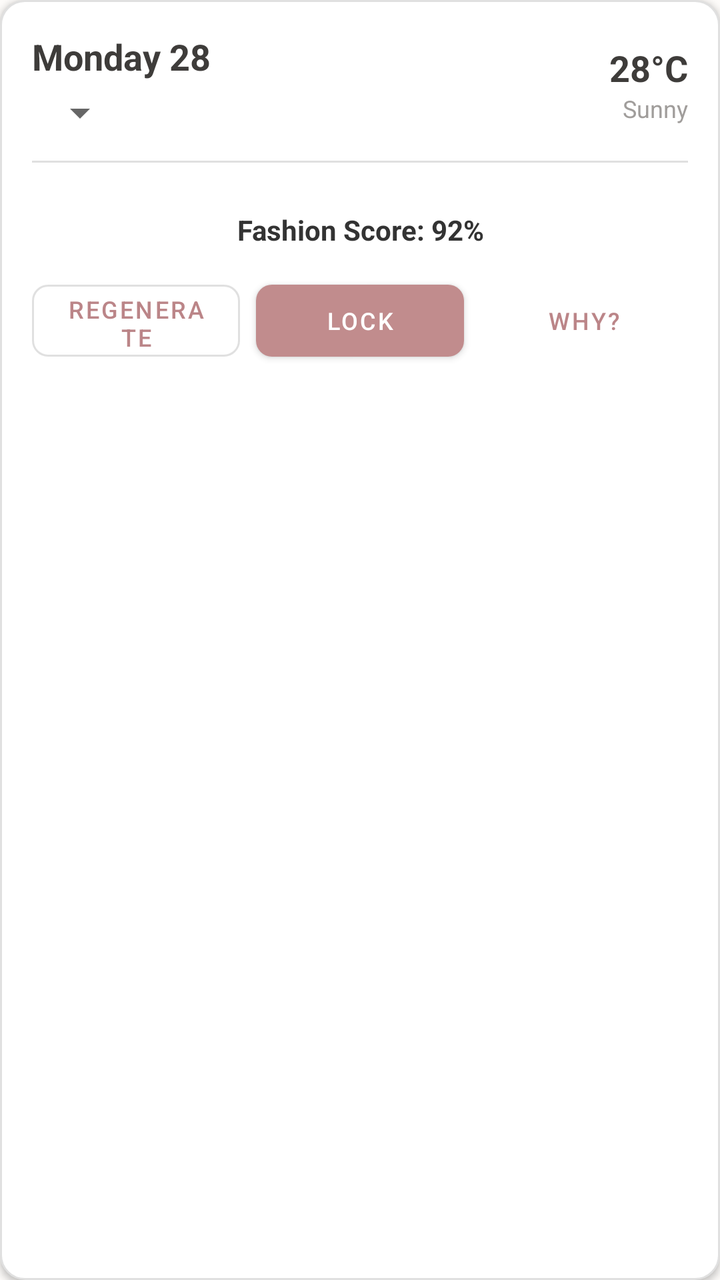
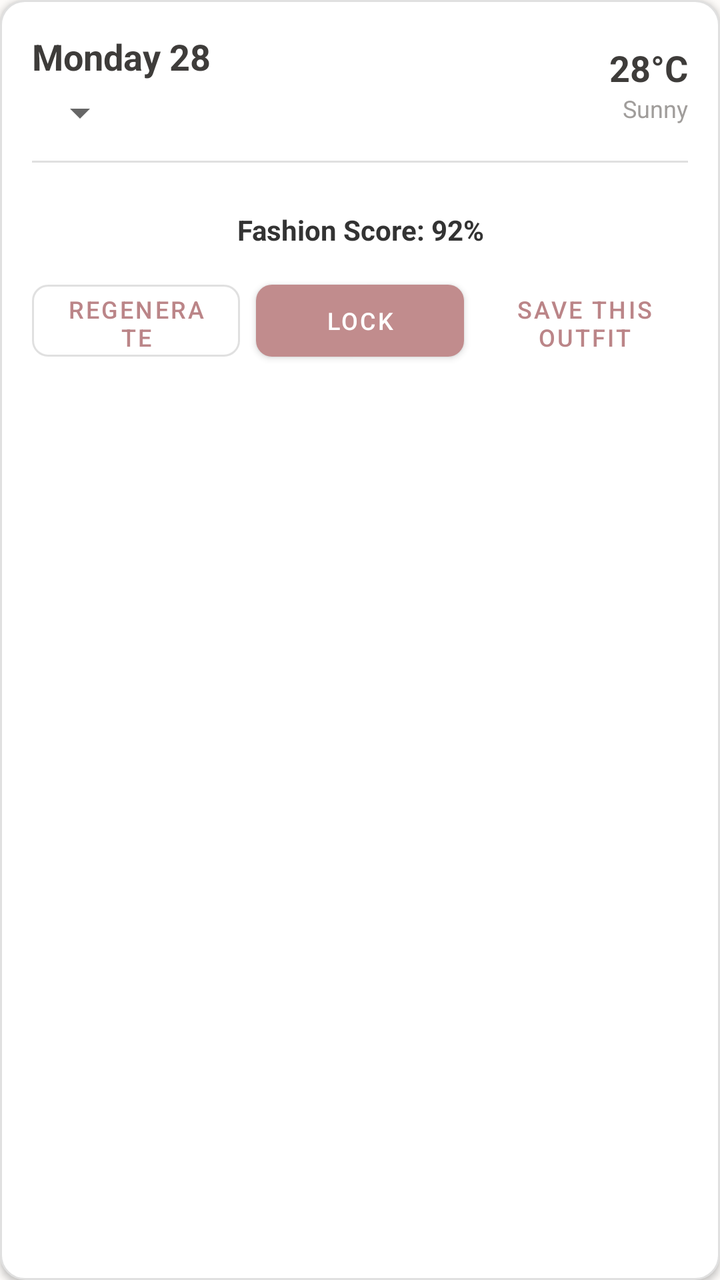

Before-and-after screenshots of an Android layout around one commit, followed by the original layout XML and the change that was made.
<!-- AndroidManifest.xml: application theme Theme.OutfitStudio -->
<!-- res/layout/planner_day_card.xml -->
<?xml version="1.0" encoding="utf-8"?>
<LinearLayout xmlns:android="http://schemas.android.com/apk/res/android"
    xmlns:app="http://schemas.android.com/apk/res-auto"
    android:layout_width="match_parent"
    android:layout_height="wrap_content"
    android:orientation="vertical"
    android:layout_marginHorizontal="16dp"
    android:layout_marginTop="8dp"
    android:layout_marginBottom="16dp"
    android:background="@drawable/rounded_card_bg"
    android:padding="16dp"
    android:elevation="2dp">

    
    <LinearLayout
        android:layout_width="match_parent"
        android:layout_height="wrap_content"
        android:orientation="horizontal"
        android:gravity="center_vertical">
        
        <LinearLayout
            android:layout_width="0dp"
            android:layout_height="wrap_content"
            android:layout_weight="1"
            android:orientation="vertical">
            <TextView
                android:id="@+id/tvDate"
                android:layout_width="wrap_content"
                android:layout_height="wrap_content"
                android:text="Monday 28"
                android:textSize="18sp"
                android:textStyle="bold"
                android:textColor="@color/on_background" />
            <Spinner
                android:id="@+id/spinnerOccasion"
                android:layout_width="wrap_content"
                android:layout_height="wrap_content"
                android:layout_marginTop="4dp" />
        </LinearLayout>
        
        
        <LinearLayout
            android:layout_width="wrap_content"
            android:layout_height="wrap_content"
            android:orientation="vertical"
            android:gravity="end">
            <TextView
                android:id="@+id/tvWeatherTemp"
                android:layout_width="wrap_content"
                android:layout_height="wrap_content"
                android:text="28°C"
                android:textSize="18sp"
                android:textStyle="bold"
                android:textColor="@color/on_background" />
            <TextView
                android:id="@+id/tvWeatherCond"
                android:layout_width="wrap_content"
                android:layout_height="wrap_content"
                android:text="Sunny"
                android:textSize="12sp"
                android:textColor="@color/text_hint" />
        </LinearLayout>
    </LinearLayout>

    <View
        android:layout_width="match_parent"
        android:layout_height="1dp"
        android:background="#E0E0E0"
        android:layout_marginVertical="12dp" />

    
    <TextView
        android:id="@+id/tvEmptyState"
        android:layout_width="match_parent"
        android:layout_height="wrap_content"
        android:text="No suitable outfit found."
        android:textAlignment="center"
        android:textColor="@color/error"
        android:padding="16dp"
        android:visibility="gone" />

    
    <LinearLayout
        android:id="@+id/llOutfitContainer"
        android:layout_width="match_parent"
        android:layout_height="wrap_content"
        android:orientation="horizontal"
        android:gravity="center"
        android:layout_marginBottom="12dp">
        
        <ImageView
            android:id="@+id/ivTop"
            android:layout_width="70dp"
            android:layout_height="70dp"
            android:layout_margin="4dp"
            android:scaleType="centerCrop"
            android:background="#F5F5F5"
            android:visibility="gone"/>
            
        <ImageView
            android:id="@+id/ivOuterwear"
            android:layout_width="70dp"
            android:layout_height="70dp"
            android:layout_margin="4dp"
            android:scaleType="centerCrop"
            android:background="#F5F5F5"
            android:visibility="gone"/>
            
        <ImageView
            android:id="@+id/ivBottom"
            android:layout_width="70dp"
            android:layout_height="70dp"
            android:layout_margin="4dp"
            android:scaleType="centerCrop"
            android:background="#F5F5F5"
            android:visibility="gone"/>
            
        <ImageView
            android:id="@+id/ivFootwear"
            android:layout_width="70dp"
            android:layout_height="70dp"
            android:layout_margin="4dp"
            android:scaleType="centerCrop"
            android:background="#F5F5F5"
            android:visibility="gone"/>
    </LinearLayout>
    
    <TextView
        android:id="@+id/tvScore"
        android:layout_width="match_parent"
        android:layout_height="wrap_content"
        android:text="Fashion Score: 92%"
        android:textSize="14sp"
        android:textStyle="bold"
        android:textAlignment="center"
        android:textColor="#333333"
        android:layout_marginBottom="12dp" />

    
    <LinearLayout
        android:layout_width="match_parent"
        android:layout_height="wrap_content"
        android:orientation="horizontal"
        android:gravity="center">
        
        <Button
            android:id="@+id/btnRegenerate"
            android:layout_width="0dp"
            android:layout_weight="1"
            android:layout_height="48dp"
            android:text="Regenerate"
            android:textSize="12sp"
            android:layout_marginEnd="4dp"
            style="@style/Widget.MaterialComponents.Button.OutlinedButton"
            app:cornerRadius="8dp" />
            
        <Button
            android:id="@+id/btnLock"
            android:layout_width="0dp"
            android:layout_weight="1"
            android:layout_height="48dp"
            android:text="Lock"
            android:textSize="12sp"
            android:layout_marginStart="4dp"
            android:layout_marginEnd="4dp"
            style="@style/Widget.MaterialComponents.Button"
            app:backgroundTint="#C18C8D"
            app:cornerRadius="8dp" />

        <Button
            android:id="@+id/btnWhy"
            android:layout_width="0dp"
            android:layout_weight="1"
            android:layout_height="48dp"
            android:text="Why?"
            android:textSize="12sp"
            android:layout_marginStart="4dp"
            style="@style/Widget.MaterialComponents.Button.TextButton" />
    </LinearLayout>

</LinearLayout>
<!-- resources referenced by this layout -->
<resources>
  <color name="error">#B00020</color>
  <color name="on_background">#3E3C3A</color>
  <color name="text_hint">#A09D9B</color>
  <!-- drawable rounded_card_bg (drawable) -->
  <?xml version="1.0" encoding="utf-8"?>
  <shape xmlns:android="http://schemas.android.com/apk/res/android"
      android:shape="rectangle">
      <solid android:color="#FFFFFF" />
      <corners android:radius="12dp" />
      <stroke
          android:width="1dp"
          android:color="#E0E0E0" />
  </shape>
  <style name="Theme.OutfitStudio" parent="Theme.MaterialComponents.Light.NoActionBar">
          <item name="android:textColor">@color/on_background</item>
          <item name="android:textColorHint">@color/text_hint</item>
          
          <item name="colorPrimary">@color/primary</item>
          <item name="colorPrimaryVariant">@color/primary_variant</item>
          <item name="colorOnPrimary">@color/on_primary</item>
          
          <item name="colorSecondary">@color/primary</item>
          <item name="colorSecondaryVariant">@color/primary_variant</item>
          <item name="colorOnSecondary">@color/on_primary</item>
          
          <item name="android:colorBackground">@color/background</item>
          <item name="colorSurface">@color/surface</item>
          
          <item name="android:statusBarColor">@color/background</item>
          <item name="android:windowLightStatusBar">true</item>
      </style>
  <color name="primary">#BB8588</color>
  <color name="primary_variant">#BB8588</color>
  <color name="on_primary">#FFFFFF</color>
  <color name="background">#FDFBF9</color>
  <color name="surface">#FFFFFF</color>
</resources>

<!-- the commit's change to res/layout/planner_day_card.xml (unified diff, before → after) -->
@@ -168,11 +168,11 @@
             app:cornerRadius="8dp" />
 
         <Button
-            android:id="@+id/btnWhy"
+            android:id="@+id/btnSaveOutfitPlanner"
             android:layout_width="0dp"
             android:layout_weight="1"
             android:layout_height="48dp"
-            android:text="Why?"
+            android:text="SAVE THIS OUTFIT"
             android:textSize="12sp"
             android:layout_marginStart="4dp"
             style="@style/Widget.MaterialComponents.Button.TextButton" />
